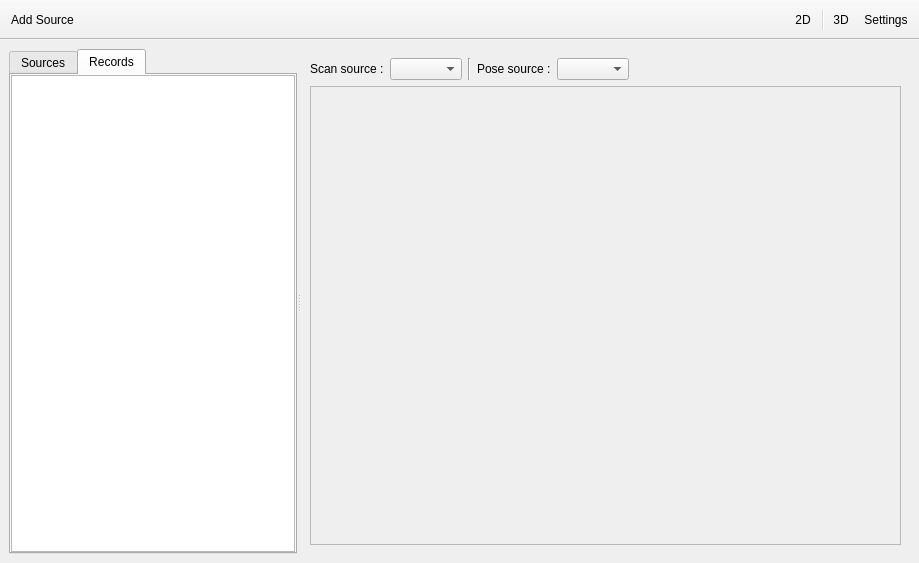
Old version of the form applications/viewer/radiumViewer6/MainWindow.ui in the repository T-PLAY/hub.
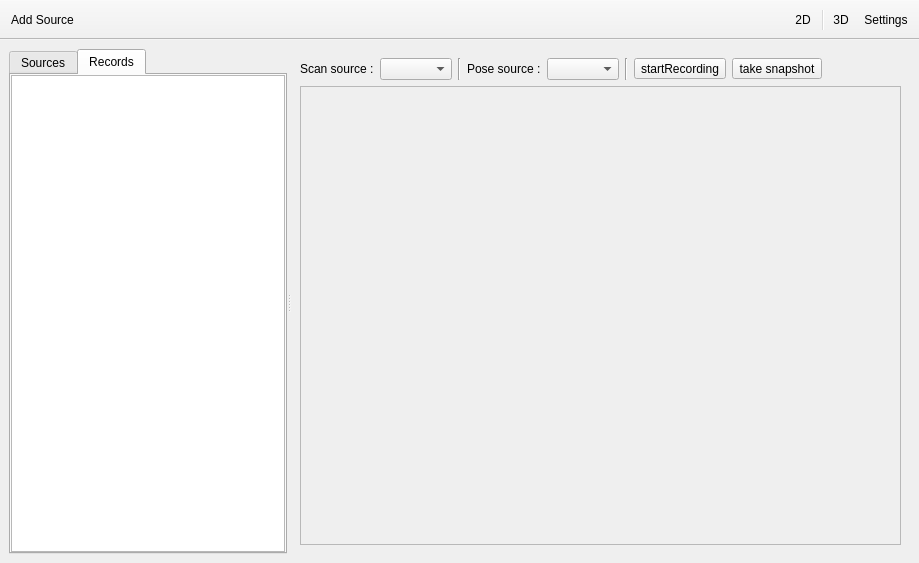
New version of the form. The open tabs and pages were chosen to show the change.

Commit message: WIP record and snapshot

What changed in the file:
```diff
--- a/applications/viewer/radiumViewer6/MainWindow.ui
+++ b/applications/viewer/radiumViewer6/MainWindow.ui
@@ -117,14 +117,7 @@
           <number>0</number>
          </property>
          <item>
-          <widget class="QListView" name="listView">
-           <property name="sizePolicy">
-            <sizepolicy hsizetype="Preferred" vsizetype="Preferred">
-             <horstretch>0</horstretch>
-             <verstretch>0</verstretch>
-            </sizepolicy>
-           </property>
-          </widget>
+          <widget class="QTreeView" name="treeView"/>
          </item>
         </layout>
        </widget>
@@ -222,6 +215,30 @@
              </property>
             </widget>
            </item>
+           <item>
+            <widget class="Line" name="line_2">
+             <property name="orientation">
+              <enum>Qt::Vertical</enum>
+             </property>
+            </widget>
+           </item>
+           <item>
+            <widget class="QToolButton" name="toolButton_record">
+             <property name="text">
+              <string>startRecording</string>
+             </property>
+             <property name="checkable">
+              <bool>true</bool>
+             </property>
+            </widget>
+           </item>
+           <item>
+            <widget class="QToolButton" name="toolButton_snapshot">
+             <property name="text">
+              <string>take snapshot</string>
+             </property>
+            </widget>
+           </item>
            <item>
             <spacer name="horizontalSpacer">
              <property name="orientation">
```
Left out of the diff: 2 changed lines with no effect on the pictures. The commit also changes 72 other files.
